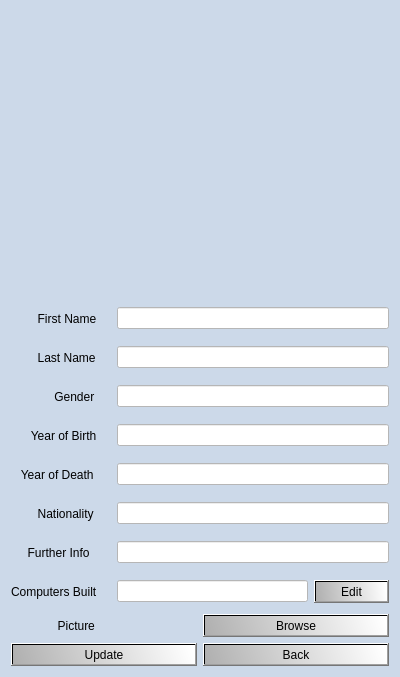
This is verklegt_vika_3/verklegt_GUI/UI/editstudentdialog.ui in vilhjalmur12/verklegt_1 as Qt 5 draws it before an edit. The edited form follows.
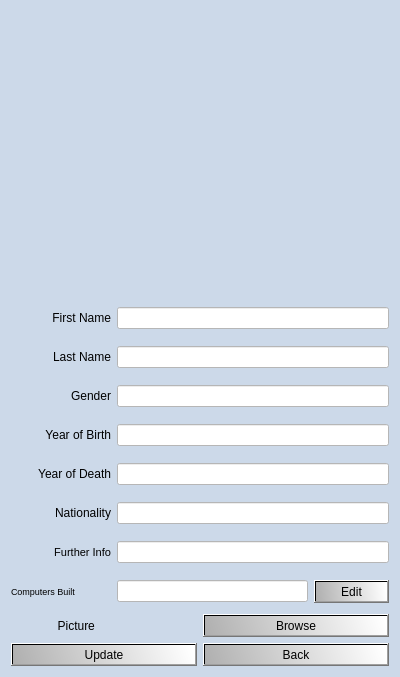
This is the edited form. Icons and pictures are not drawn.

Commit message: Var ad laga editscinetists

Diff of the .ui file:
```diff
--- a/verklegt_vika_3/verklegt_GUI/UI/editstudentdialog.ui
+++ b/verklegt_vika_3/verklegt_GUI/UI/editstudentdialog.ui
@@ -76,7 +76,7 @@
             </size>
            </property>
            <property name="text">
-            <string>        First Name</string>
+            <string>&lt;html&gt;&lt;head/&gt;&lt;body&gt;&lt;p align=&quot;right&quot;&gt;First Name&lt;/p&gt;&lt;/body&gt;&lt;/html&gt;</string>
            </property>
           </widget>
          </item>
@@ -106,7 +106,7 @@
             </size>
            </property>
            <property name="text">
-            <string>        Last Name</string>
+            <string>&lt;html&gt;&lt;head/&gt;&lt;body&gt;&lt;p align=&quot;right&quot;&gt;Last Name&lt;/p&gt;&lt;/body&gt;&lt;/html&gt;</string>
            </property>
           </widget>
          </item>
@@ -133,7 +133,7 @@
             </size>
            </property>
            <property name="text">
-            <string>             Gender</string>
+            <string>&lt;html&gt;&lt;head/&gt;&lt;body&gt;&lt;p align=&quot;right&quot;&gt;Gender&lt;/p&gt;&lt;/body&gt;&lt;/html&gt;</string>
            </property>
           </widget>
          </item>
@@ -160,7 +160,7 @@
             </size>
            </property>
            <property name="text">
-            <string>      Year of Birth</string>
+            <string>&lt;html&gt;&lt;head/&gt;&lt;body&gt;&lt;p align=&quot;right&quot;&gt;Year of Birth&lt;/p&gt;&lt;/body&gt;&lt;/html&gt;</string>
            </property>
           </widget>
          </item>
@@ -187,7 +187,7 @@
             </size>
            </property>
            <property name="text">
-            <string>   Year of Death</string>
+            <string>&lt;html&gt;&lt;head/&gt;&lt;body&gt;&lt;p align=&quot;right&quot;&gt;Year of Death&lt;/p&gt;&lt;/body&gt;&lt;/html&gt;</string>
            </property>
           </widget>
          </item>
@@ -214,7 +214,7 @@
             </size>
            </property>
            <property name="text">
-            <string>        Nationality</string>
+            <string>&lt;html&gt;&lt;head/&gt;&lt;body&gt;&lt;p align=&quot;right&quot;&gt;Nationality&lt;/p&gt;&lt;/body&gt;&lt;/html&gt;</string>
            </property>
           </widget>
          </item>
@@ -241,7 +241,7 @@
             </size>
            </property>
            <property name="text">
-            <string>     Further Info</string>
+            <string>&lt;html&gt;&lt;head/&gt;&lt;body&gt;&lt;p align=&quot;right&quot;&gt;&lt;span style=&quot; font-size:8pt;&quot;&gt;Further Info&lt;/span&gt;&lt;/p&gt;&lt;/body&gt;&lt;/html&gt;</string>
            </property>
           </widget>
          </item>
@@ -268,7 +268,7 @@
             </size>
            </property>
            <property name="text">
-            <string>Computers Built</string>
+            <string>&lt;html&gt;&lt;head/&gt;&lt;body&gt;&lt;p&gt;&lt;span style=&quot; font-size:7pt;&quot;&gt;Computers Built&lt;/span&gt;&lt;/p&gt;&lt;/body&gt;&lt;/html&gt;</string>
            </property>
           </widget>
          </item>
```
